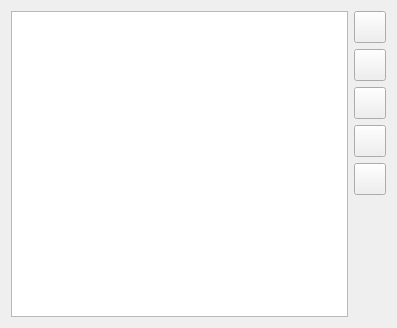
This is src/DatabaseView/EventDatabaseView/setlistwidget.ui in pasbi/CAN as Qt 5 draws it before an edit. The edited form follows.
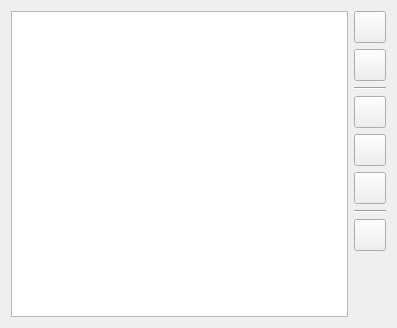
This is the edited form. Icons and pictures are not drawn. Custom widgets are drawn as their Qt base class.

The edit to the form file:
```diff
--- a/src/DatabaseView/EventDatabaseView/setlistwidget.ui
+++ b/src/DatabaseView/EventDatabaseView/setlistwidget.ui
@@ -69,6 +69,13 @@
        </property>
       </widget>
      </item>
+     <item>
+      <widget class="Line" name="line">
+       <property name="orientation">
+        <enum>Qt::Horizontal</enum>
+       </property>
+      </widget>
+     </item>
      <item>
       <widget class="QPushButton" name="buttonDelete">
        <property name="minimumSize">
@@ -138,6 +145,36 @@
        </property>
       </widget>
      </item>
+     <item>
+      <widget class="Line" name="line_2">
+       <property name="orientation">
+        <enum>Qt::Horizontal</enum>
+       </property>
+      </widget>
+     </item>
+     <item>
+      <widget class="QPushButton" name="buttonExportPDF">
+       <property name="minimumSize">
+        <size>
+         <width>32</width>
+         <height>32</height>
+        </size>
+       </property>
+       <property name="maximumSize">
+        <size>
+         <width>32</width>
+         <height>32</height>
+        </size>
+       </property>
+       <property name="text">
+        <string/>
+       </property>
+       <property name="icon">
+        <iconset>
+         <normaloff>:/icons/icons/pdf24.png</normaloff>:/icons/icons/pdf24.png</iconset>
+       </property>
+      </widget>
+     </item>
      <item>
       <spacer name="verticalSpacer">
        <property name="orientation">
```
Left out of the diff: 14 changed lines with no effect on the pictures.
